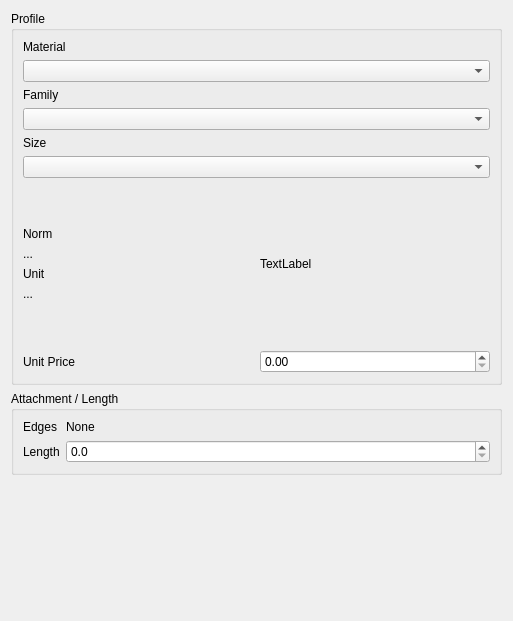
Before: the Qt Designer form freecad/maxproframe/resources/ui/create_profiles1.ui in sclMAX/MaxProFrame, drawn with Qt 5.
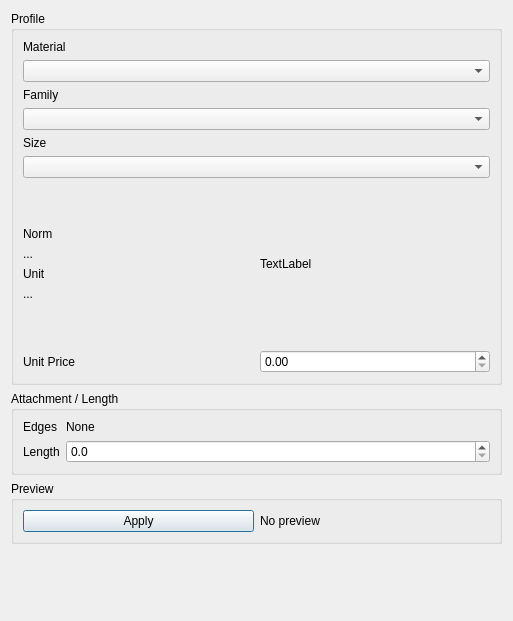
After: the same form once the commit is applied.

Commit message: feat(profiles): require explicit Apply for creation preview

What changed in the file:
```diff
--- a/freecad/maxproframe/resources/ui/create_profiles1.ui
+++ b/freecad/maxproframe/resources/ui/create_profiles1.ui
@@ -201,6 +201,32 @@
      </layout>
     </widget>
    </item>
+   <item>
+    <widget class="QGroupBox" name="groupBox_apply">
+     <property name="title">
+      <string>Preview</string>
+     </property>
+     <layout class="QHBoxLayout" name="horizontalLayout_apply">
+      <item>
+       <widget class="QPushButton" name="btn_apply">
+        <property name="text">
+         <string>Apply</string>
+        </property>
+        <property name="toolTip">
+         <string>Apply changes and update preview</string>
+        </property>
+       </widget>
+      </item>
+      <item>
+       <widget class="QLabel" name="label_apply_status">
+        <property name="text">
+         <string>No preview</string>
+        </property>
+       </widget>
+      </item>
+     </layout>
+    </widget>
+   </item>
    <item>
     <spacer name="verticalSpacer">
      <property name="orientation">
```
The commit also changes 17 other files.
